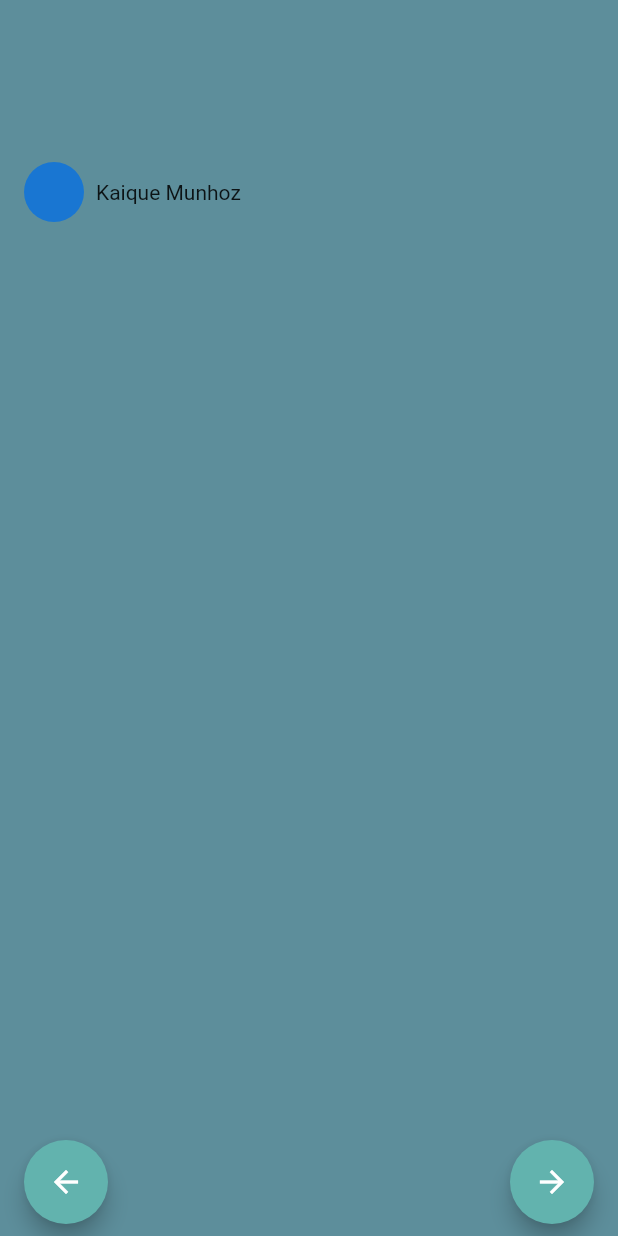
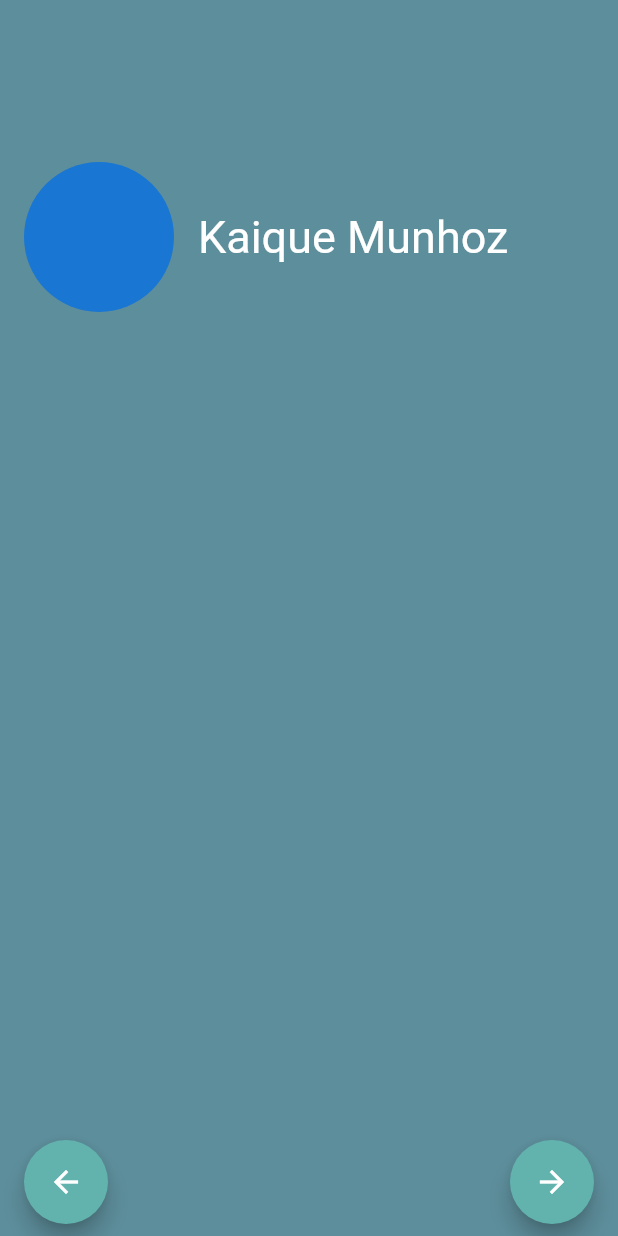
Before and after one commit to KaiqueMunhoz/apresentacao-flutter, a Flutter app: the AboutMe screen opened by its route, on a phone screen of 412 x 824 dp. Run offline on Flutter 3.47's test engine with Material 2 defaults, Android fonts, the phone set to English and light mode, and no system bars; our stand-ins replace flare_flutter.

Commit message:
feat: Add some style to text and increase size of CircleAvatar

```diff
--- a/apresentacao/lib/src/features/about_me/presentation/pages/about_me.dart
+++ b/apresentacao/lib/src/features/about_me/presentation/pages/about_me.dart
@@ -19,9 +19,17 @@ class AboutMe extends StatelessWidget {
                 const SizedBox(height: 100.0),
                 Row(
                   children: const [
-                    CircleAvatar(),
-                    SizedBox(width: 8),
-                    Text('Kaique Munhoz'),
+                    CircleAvatar(
+                      minRadius: 50,
+                    ),
+                    SizedBox(width: 16),
+                    Text(
+                      'Kaique Munhoz',
+                      style: TextStyle(
+                        fontSize: 30.0,
+                        color: Colors.white,
+                      ),
+                    ),
                   ],
                 )
               ],
```
